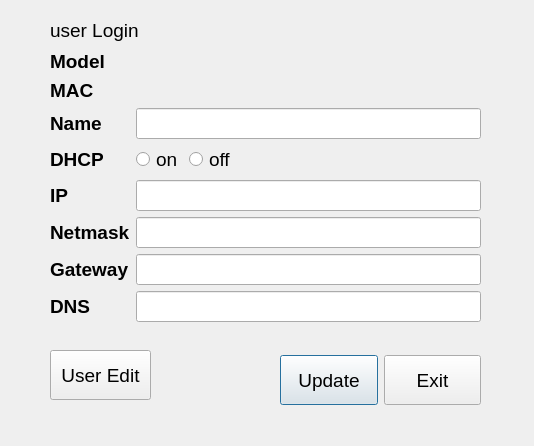
This is dialogdevice.ui in mychuang/IP_CAM as Qt 5 draws it before an edit. The edited form follows.
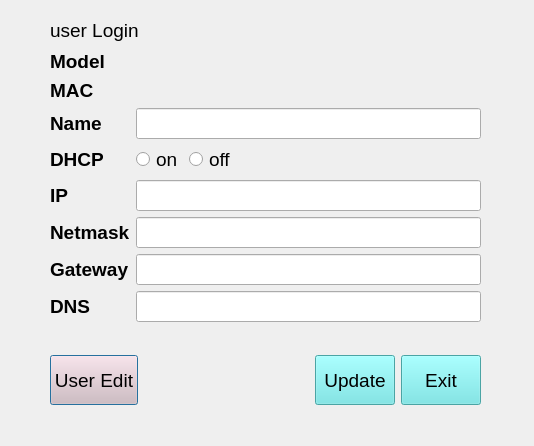
This is the edited form.

```diff
--- a/dialogdevice.ui
+++ b/dialogdevice.ui
@@ -14,7 +14,8 @@
    <string>Dialog</string>
   </property>
   <property name="styleSheet">
-   <string notr="true">QPushButton:hover { color:  blue}</string>
+   <string notr="true">QPushButton:hover { color:  #1aadad}
+QPushButton { background-color: #e0baba }</string>
   </property>
   <widget class="QWidget" name="formLayoutWidget">
    <property name="geometry">
@@ -271,13 +272,44 @@
   <widget class="QWidget" name="horizontalLayoutWidget_2">
    <property name="geometry">
     <rect>
-     <x>280</x>
+     <x>50</x>
      <y>340</y>
-     <width>201</width>
+     <width>431</width>
      <height>80</height>
     </rect>
    </property>
    <layout class="QHBoxLayout" name="horizontalLayout_2">
+    <item>
+     <widget class="QPushButton" name="btnEdit">
+      <property name="minimumSize">
+       <size>
+        <width>30</width>
+        <height>50</height>
+       </size>
+      </property>
+      <property name="font">
+       <font>
+        <pointsize>14</pointsize>
+       </font>
+      </property>
+      <property name="text">
+       <string>User Edit</string>
+      </property>
+     </widget>
+    </item>
+    <item>
+     <spacer name="horizontalSpacer_2">
+      <property name="orientation">
+       <enum>Qt::Horizontal</enum>
+      </property>
+      <property name="sizeHint" stdset="0">
+       <size>
+        <width>40</width>
+        <height>20</height>
+       </size>
+      </property>
+     </spacer>
+    </item>
     <item>
      <widget class="QPushButton" name="btnUpdate">
       <property name="minimumSize">
@@ -291,6 +323,10 @@
         <pointsize>14</pointsize>
        </font>
       </property>
+      <property name="styleSheet">
+       <string notr="true">QPushButton#btnUpdate { background-color: #67e6e6 }
+QPushButton#btnUpdate:hover { color: white }</string>
+      </property>
       <property name="text">
        <string>Update</string>
       </property>
@@ -309,6 +345,10 @@
         <pointsize>14</pointsize>
        </font>
       </property>
+      <property name="styleSheet">
+       <string notr="true">QPushButton#btnExit { background-color: #67e6e6 }
+QPushButton#btnExit:hover { color: white }</string>
+      </property>
       <property name="text">
        <string>Exit</string>
       </property>
@@ -316,30 +356,6 @@
     </item>
    </layout>
   </widget>
-  <widget class="QPushButton" name="btnEdit">
-   <property name="geometry">
-    <rect>
-     <x>50</x>
-     <y>350</y>
-     <width>101</width>
-     <height>50</height>
-    </rect>
-   </property>
-   <property name="minimumSize">
-    <size>
-     <width>30</width>
-     <height>50</height>
-    </size>
-   </property>
-   <property name="font">
-    <font>
-     <pointsize>14</pointsize>
-    </font>
-   </property>
-   <property name="text">
-    <string>User Edit</string>
-   </property>
-  </widget>
  </widget>
  <resources/>
  <connections/>
```
